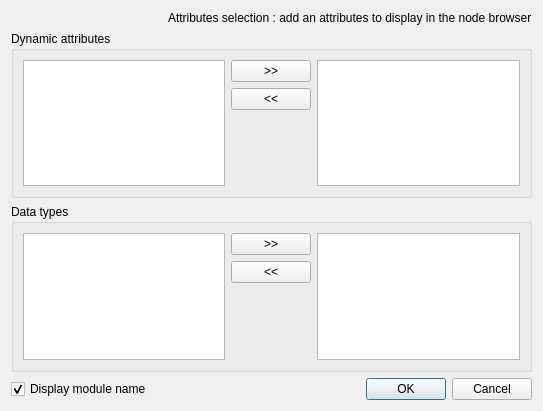
This is ui/gui/resources/selectattrs.ui in halbbob/dff as Qt 5 draws it before an edit. The edited form follows.
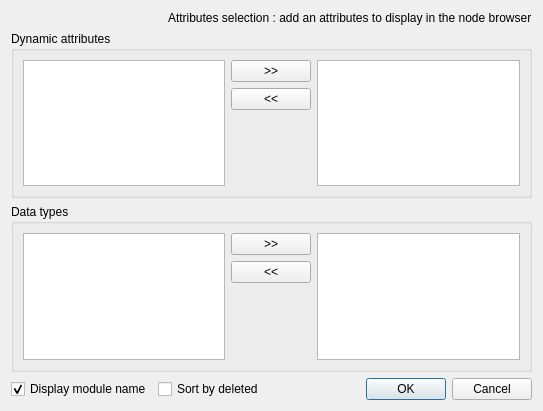
This is the edited form. Icons and pictures are not drawn.

Commit message: sortitems * can now sort by deleted nodes * need some refactoring

Diff of the .ui file:
```diff
--- a/ui/gui/resources/selectattrs.ui
+++ b/ui/gui/resources/selectattrs.ui
@@ -174,17 +174,11 @@
       </widget>
      </item>
      <item>
-      <spacer name="horizontalSpacer">
-       <property name="orientation">
-        <enum>Qt::Horizontal</enum>
+      <widget class="QCheckBox" name="delSort">
+       <property name="text">
+        <string>Sort by deleted</string>
        </property>
-       <property name="sizeHint" stdset="0">
-        <size>
-         <width>40</width>
-         <height>20</height>
-        </size>
-       </property>
-      </spacer>
+      </widget>
      </item>
      <item>
       <widget class="QDialogButtonBox" name="buttonBox">
```
The commit also changes 6 other files.
